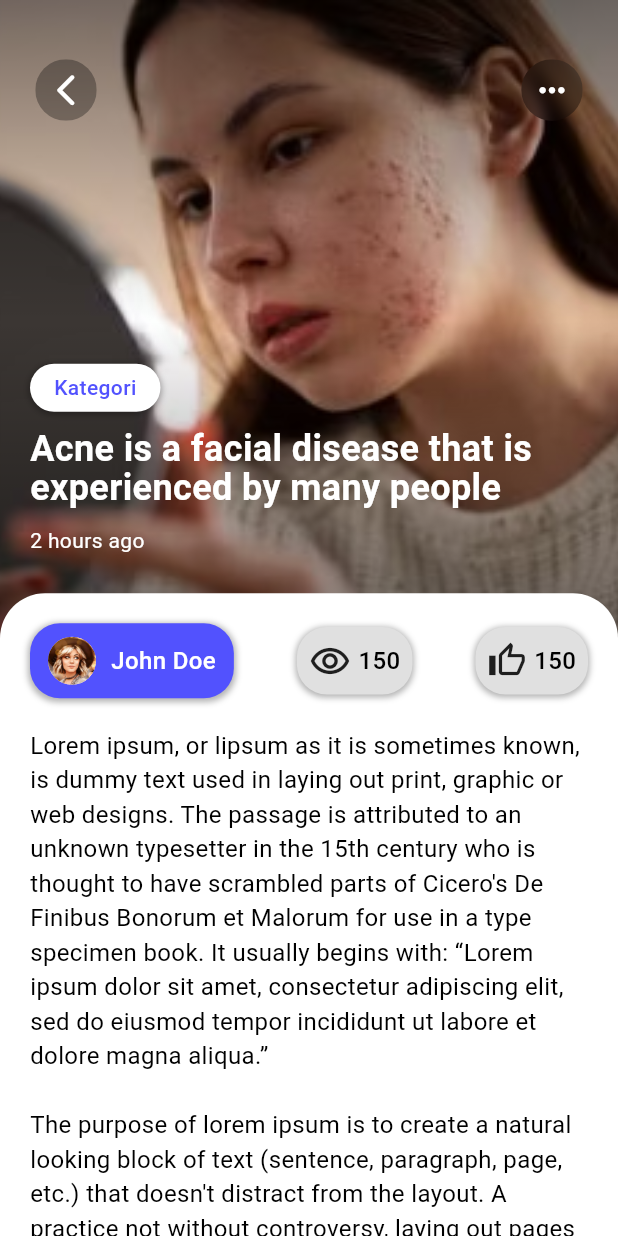
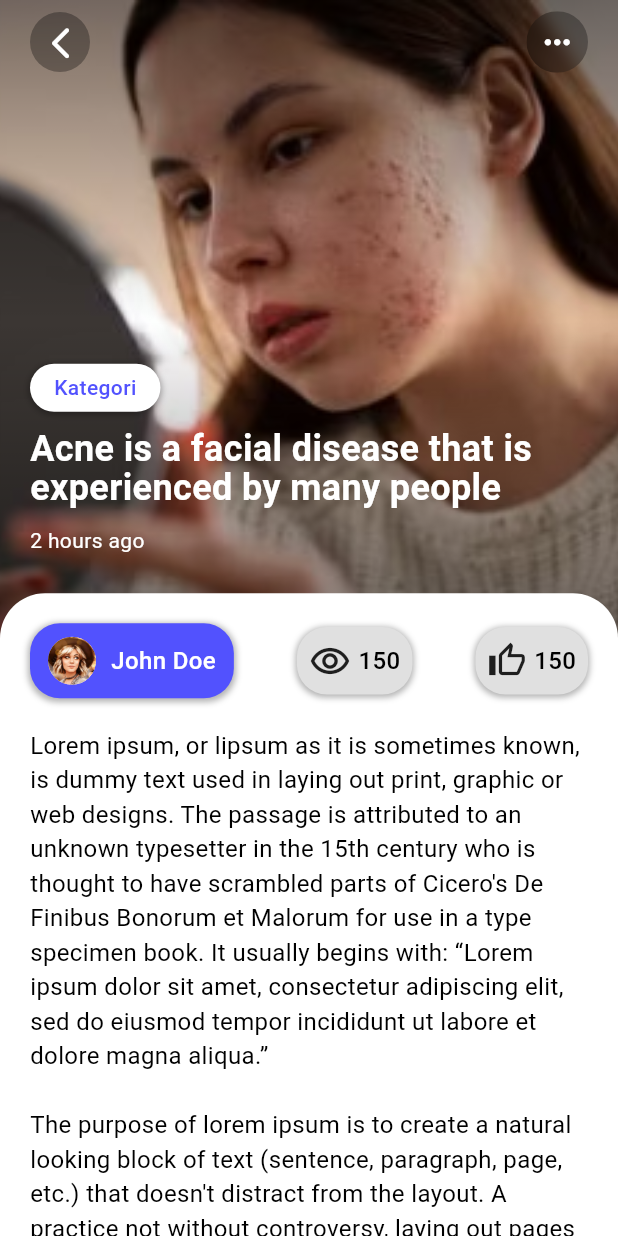
Before and after one commit to NocturnalTeamTI-3G/frontend_mobile_tugasbesar, a Flutter app: the NewsPage screen opened directly, after a tap on "Kategori", on a phone screen of 412 x 824 dp. Run offline on Flutter 3.47's test engine with Material 3 defaults, Android fonts, the phone set to English and light mode, and no system bars; our stand-ins replace animated_splash_screen, camera, carousel_slider, flutter_svg, get, google_fonts and 5 more; network calls fail.

Commit message:
add logo and fix appbar

```diff
--- a/lib/app/modules/news/pages/news_detail_page.dart
+++ b/lib/app/modules/news/pages/news_detail_page.dart
@@ -21,6 +21,57 @@ class _NewsDetailPageState extends State<NewsDetailPage> {
     final ArtikelType artikel = Get.arguments as ArtikelType;
 
     return Scaffold(
+      extendBodyBehindAppBar: true,
+      appBar: AppBar(
+        backgroundColor: Colors.transparent,
+        surfaceTintColor: Colors.transparent,
+        shadowColor: Colors.transparent,
+        leading: Padding(
+          padding: const EdgeInsets.only(left: 20, top: 8, bottom: 8),
+          child: GestureDetector(
+            onTap: () {
+              Navigator.pop(context);
+            },
+            child: ClipOval(
+              child: BackdropFilter(
+                filter: ImageFilter.blur(sigmaX: 5, sigmaY: 5),
+                child: Container(
+                  padding: const EdgeInsets.all(8),
+                  color: Colors.black.withOpacity(0.3),
+                  child: const Icon(
+                    Icons.arrow_back_ios_new_rounded,
+                    color: Colors.white,
+                    size: 25,
+                  ),
+                ),
+              ),
+            ),
+          ),
+        ),
+        leadingWidth: 60,
+        actions: [
+          Padding(
+            padding: const EdgeInsets.only(right: 20),
+            child: GestureDetector(
+              onTap: () {},
+              child: ClipOval(
+                child: BackdropFilter(
+                  filter: ImageFilter.blur(sigmaX: 5, sigmaY: 5),
+                  child: Container(
+                    padding: const EdgeInsets.all(8),
+                    color: Colors.black.withOpacity(0.3),
+                    child: const Icon(
+                      Icons.more_horiz_rounded,
+                      color: Colors.white,
+                      size: 25,
+                    ),
+                  ),
+                ),
+              ),
+            ),
+          ),
+        ],
+      ),
       body: SingleChildScrollView(
         child: Stack(
           children: [
@@ -46,63 +97,17 @@ class _NewsDetailPageState extends State<NewsDetailPage> {
             ),
             Column(
               children: [
-                SizedBox(
+                Container(
                   height: MediaQuery.of(context).size.height * 0.48,
                   width: double.infinity,
                   child: Padding(
                     padding: const EdgeInsets.only(top: 36, bottom: 25),
                     child: Column(
-                      mainAxisAlignment: MainAxisAlignment.spaceBetween,
+                      mainAxisAlignment: MainAxisAlignment.end,
                       crossAxisAlignment: CrossAxisAlignment.start,
                       children: [
-                        Row(
-                          mainAxisAlignment: MainAxisAlignment.spaceBetween,
-                          children: [
-                            MaterialButton(
-                              onPressed: () {
-                                Navigator.pop(context);
-                              },
-                              child: ClipOval(
-                                child: BackdropFilter(
-                                  filter: ImageFilter.blur(
-                                      sigmaX: 5, sigmaY: 5),
-                                  child: Container(
-                                    padding: const EdgeInsets.all(8),
-                                    color: Colors.black.withOpacity(0.3),
-                                    child: const Icon(
-                                      Icons.arrow_back_ios_new_rounded,
-                                      color: Colors.white,
-                                      size: 25,
-                                    ),
-                                  ),
-                                ),
-                              ),
-                            ),
-                            MaterialButton(
-                              onPressed: () {
-                                Navigator.pop(context);
-                              },
-                              child: ClipOval(
-                                child: BackdropFilter(
-                                  filter: ImageFilter.blur(
-                                      sigmaX: 5, sigmaY: 5),
-                                  child: Container(
-                                    padding: const EdgeInsets.all(8),
-                                    color: Colors.black.withOpacity(0.3),
-                                    child: const Icon(
-                                      Icons.more_horiz_rounded,
-                                      color: Colors.white,
-                                      size: 25,
-                                    ),
-                                  ),
-                                ),
-                              ),
-                            ),
-                          ],
-                        ),
                         Padding(
-                          padding:
-                              const EdgeInsets.symmetric(horizontal: 20),
+                          padding: const EdgeInsets.symmetric(horizontal: 20),
                           child: Column(
                             crossAxisAlignment: CrossAxisAlignment.start,
                             children: [
@@ -114,8 +119,7 @@ class _NewsDetailPageState extends State<NewsDetailPage> {
                                     borderRadius: BorderRadius.circular(20),
                                     boxShadow: [
                                       BoxShadow(
-                                        color:
-                                            Colors.black.withOpacity(0.3),
+                                        color: Colors.black.withOpacity(0.3),
                                         spreadRadius: 1,
                                         blurRadius: 3,
                                         offset: const Offset(0, 1),
@@ -174,8 +178,7 @@ class _NewsDetailPageState extends State<NewsDetailPage> {
                         mainAxisAlignment: MainAxisAlignment.spaceBetween,
                         children: [
                           Container(
-                            padding:
-                                const EdgeInsets.symmetric(horizontal: 12),
+                            padding: const EdgeInsets.symmetric(horizontal: 12),
                             height: 50,
                             decoration: BoxDecoration(
                               color: AppColors.mainColor,
@@ -209,8 +212,7 @@ class _NewsDetailPageState extends State<NewsDetailPage> {
                             ),
                           ),
                           Container(
-                            padding:
-                                const EdgeInsets.symmetric(horizontal: 8),
+                            padding: const EdgeInsets.symmetric(horizontal: 8),
                             height: 45,
                             decoration: BoxDecoration(
                               color: Colors.grey[300],
@@ -244,8 +246,7 @@ class _NewsDetailPageState extends State<NewsDetailPage> {
                             ),
                           ),
                           Container(
-                            padding:
-                                const EdgeInsets.symmetric(horizontal: 8),
+                            padding: const EdgeInsets.symmetric(horizontal: 8),
                             height: 45,
                             decoration: BoxDecoration(
                               color: Colors.grey[300],
@@ -321,14 +322,12 @@ class _NewsDetailPageState extends State<NewsDetailPage> {
                                   color: AppColors.cardColor2,
                                   borderRadius: BorderRadius.circular(10)),
                               child: Column(
-                                crossAxisAlignment:
-                                    CrossAxisAlignment.start,
+                                crossAxisAlignment: CrossAxisAlignment.start,
                                 children: [
                                   Stack(
                                     children: [
                                       ClipRRect(
-                                        borderRadius:
-                                            BorderRadius.circular(10),
+                                        borderRadius: BorderRadius.circular(10),
                                         child: Image.asset(
                                           artikelList[index].image,
                                           height: 120,
@@ -342,11 +341,9 @@ class _NewsDetailPageState extends State<NewsDetailPage> {
                                         decoration: BoxDecoration(
                                             gradient: LinearGradient(
                                               colors: [
-                                                Colors.black
-                                                    .withOpacity(0.3),
+                                                Colors.black.withOpacity(0.3),
                                                 Colors.transparent,
-                                                Colors.black
-                                                    .withOpacity(0.3),
+                                                Colors.black.withOpacity(0.3),
                                               ],
                                               begin: Alignment.bottomCenter,
                                               end: Alignment.topCenter,
@@ -361,27 +358,24 @@ class _NewsDetailPageState extends State<NewsDetailPage> {
                                             vertical: 10, horizontal: 8),
                                         child: Column(
                                           mainAxisAlignment:
-                                              MainAxisAlignment
-                                                  .spaceBetween,
+                                              MainAxisAlignment.spaceBetween,
                                           crossAxisAlignment:
                                               CrossAxisAlignment.start,
                                           children: [
                                             Container(
-                                              padding: const EdgeInsets
-                                                  .symmetric(
-                                                  vertical: 4,
-                                                  horizontal: 10),
+                                              padding:
+                                                  const EdgeInsets.symmetric(
+                                                      vertical: 4,
+                                                      horizontal: 10),
                                               decoration: BoxDecoration(
                                                 color: AppColors.white,
                                                 borderRadius:
-                                                    BorderRadius.circular(
-                                                        15),
+                                                    BorderRadius.circular(15),
                                               ),
                                               child: Text(
                                                 'Kategori',
                                                 style: TextStyle(
-                                                    color:
-                                                        AppColors.mainColor,
+                                                    color: AppColors.mainColor,
                                                     fontSize: 14,
                                                     fontWeight:
                                                         FontWeight.w500),
@@ -391,10 +385,9 @@ class _NewsDetailPageState extends State<NewsDetailPage> {
                                               children: [
                                                 CircleAvatar(
                                                   radius: 15,
-                                                  backgroundImage:
-                                                      AssetImage(
-                                                          artikelList[index]
-                                                              .authorImg),
+                                                  backgroundImage: AssetImage(
+                                                      artikelList[index]
+                                                          .authorImg),
                                                 ),
                                                 const SizedBox(width: 8),
                                                 Text(
@@ -402,8 +395,7 @@ class _NewsDetailPageState extends State<NewsDetailPage> {
                                                   style: const TextStyle(
                                                     fontSize: 16,
                                                     color: Colors.white,
-                                                    fontWeight:
-                                                        FontWeight.w700,
+                                                    fontWeight: FontWeight.w700,
                                                   ),
                                                 )
                                               ],
--- a/lib/app/widgets/custom_appbar.dart
+++ b/lib/app/widgets/custom_appbar.dart
@@ -20,17 +20,17 @@ class CustomAppbar extends StatelessWidget {
             leading: Container(
               height: double.infinity,
               alignment: Alignment.center,
-              child: const Row(
+              child: Row(
                 children: [
-                  Icon(
-                    Icons.stacked_line_chart,
-                    color: Colors.deepPurple,
-                    size: 30,
+                  Image.asset(
+                    'assets/images/logo.png',
+                    fit: BoxFit.cover,
+                    height: 30,
                   ),
-                  SizedBox(
+                  const SizedBox(
                     width: 6,
                   ),
-                  Text(
+                  const Text(
                     'SkinAssist',
                     style: TextStyle(
                       color: Colors.black,
```
Also changed, not shown: lib/app/modules/history/widgets/custom_appbar_with_tabbar.dart (+7 -7 lines), lib/app/modules/login/intro_page.dart (+19 -7 lines), lib/app/modules/product/pages/product_detail_page.dart (+57 -49 lines), assets/images/logo.png (added), 5 other files.
